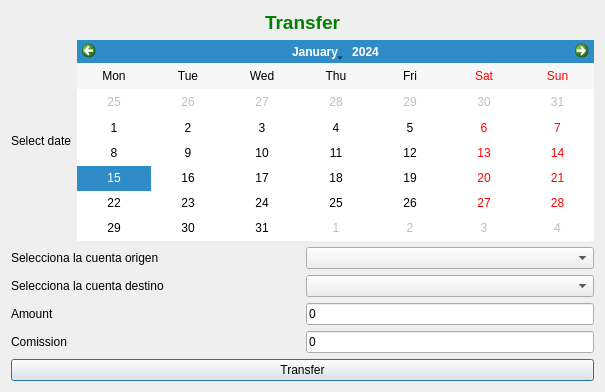
Qt form ui/frmTransfer.ui (turulomio/xulpymoney) before a commit.
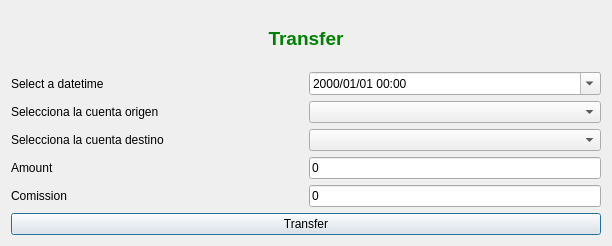
The same form after that commit. Icons and pictures are not drawn. Custom widgets are drawn as their Qt base class.

Commit message: Converted fecha to datetime in opercuentas, opertarjetas..., and code adapted. Asked in ticket #26

What changed in the file:
```diff
--- a/ui/frmTransfer.ui
+++ b/ui/frmTransfer.ui
@@ -9,8 +9,8 @@
    <rect>
     <x>0</x>
     <y>0</y>
-    <width>605</width>
-    <height>392</height>
+    <width>612</width>
+    <height>246</height>
    </rect>
   </property>
   <property name="windowTitle">
@@ -51,17 +51,20 @@
        <item>
         <widget class="QLabel" name="label">
          <property name="text">
-          <string>Select date</string>
+          <string>Select a datetime</string>
          </property>
         </widget>
        </item>
        <item>
-        <widget class="QCalendarWidget" name="calendar">
-         <property name="firstDayOfWeek">
-          <enum>Qt::Monday</enum>
+        <widget class="QDateTimeEdit" name="dtedit">
+         <property name="currentSection">
+          <enum>QDateTimeEdit::HourSection</enum>
          </property>
-         <property name="verticalHeaderFormat">
-          <enum>QCalendarWidget::NoVerticalHeader</enum>
+         <property name="displayFormat">
+          <string>yyyy/MM/dd HH:mm</string>
+         </property>
+         <property name="calendarPopup">
+          <bool>true</bool>
          </property>
         </widget>
        </item>
```
The commit also changes 17 other files.
